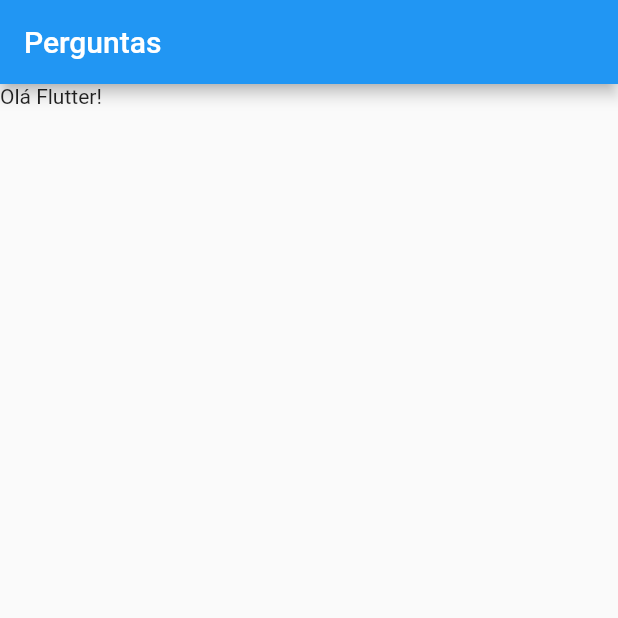
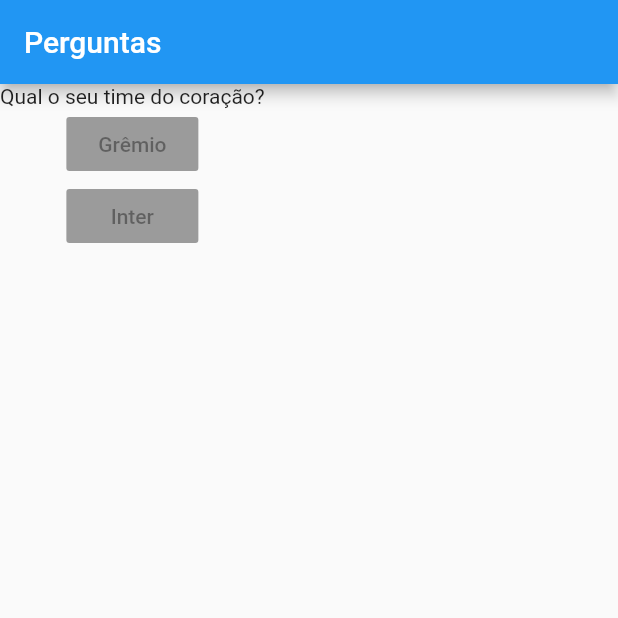
Before and after one commit to heliorodri/projeto_perguntas, a Flutter app: the screen it shows after launch, on a phone screen of 412 x 824 dp, the top half of it. Run offline on Flutter 3.47's test engine with Material 2 defaults, Android fonts, the phone set to English and light mode, and no system bars.

Commit message:
lista de perguntas e botoes (teste)

```diff
--- a/lib/main.dart
+++ b/lib/main.dart
@@ -4,6 +4,10 @@ main() => runApp(PerguntaApp());
 
 @override
 class PerguntaApp extends StatelessWidget {
+  final perguntas = [
+    'Qual o seu time do coração?',
+    'Qual jogador fez você gostar de futebol?'
+  ];
 
   Widget build(BuildContext context){
     return MaterialApp(
@@ -11,7 +15,19 @@ class PerguntaApp extends StatelessWidget {
         appBar: AppBar(
           title: Text('Perguntas'),
         ),
-        body: Text('Olá Flutter!'),
+        body: Column(
+          children: [
+            Text(perguntas[0]),
+            RaisedButton(
+              child: Text('Grêmio'),
+              onPressed: null,
+            ),
+            RaisedButton(
+              child: Text('Inter'),
+              onPressed: null,
+            )
+          ],
+        ),
       ),
     );
   }
```
